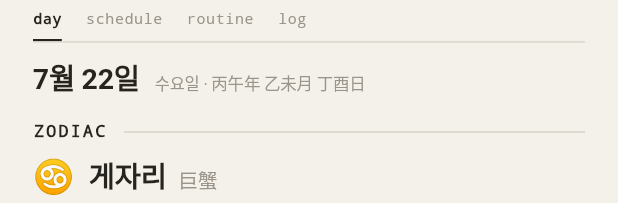
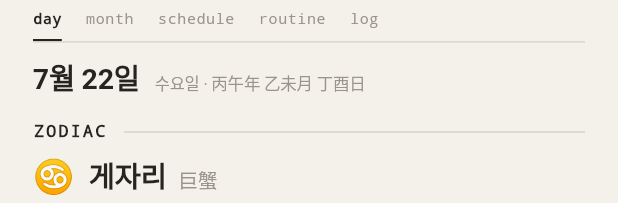
Before and after one commit to miziixx/jigoom, a Flutter app: the TimeHub widget shown alone on an empty page, opened directly, on a phone screen of 412 x 824 dp. Shown: the top 203 px of the screen. Run offline on Flutter 3.47's test engine with Material 3 defaults, Android fonts, the phone set to English and light mode, and no system bars; our stand-ins replace drift, drift_flutter, file_picker, flutter_colorpicker, flutter_local_notifications, flutter_riverpod and 6 more; missing offline and left inert: dart:html, google_mlkit_text_recognition, home_widget, receive_sharing_intent, shelf_router; accounts and stored records are empty; generated files the repository leaves out were written again.

Commit message:
feat(jigeum): 달력 뷰(음력·24절기·일정) + 천문 역법 almanac
- core/almanac.dart: 태양황경(Meeus)로 24절기, 삭(신월)+중기 무배치 규칙으로 음력 변환
  (정삭정기, KST 기준). 사주 월지·입춘 경계도 태양황경으로 정밀화.
- constants: _monthBranch/년주 입춘을 almanac에 위임(만세력 절입 정확도 향상)
- schedule_repository.watchForRange + schedulesInRangeProvider (달력 점 표시)
- features/schedule/calendar_view.dart: 월 그리드(음력·절기·일정 점) + 선택일 상세
  (음력·일진·별자리·절기·그날 일정). time 허브에 month 하위탭 추가

Co-Authored-By: Claude Opus 4.8 <noreply@anthropic.com>
Claude-Session: https://claude.ai/code/session_01NxK7vut4Em9KdbB5SB8P2d

```diff
--- /dev/null
+++ b/jigeum/lib/core/almanac.dart
@@ -0,0 +1,278 @@
+import 'dart:math' as math;
+
+/// 천문 역법 — 24절기(태양황경)·음력(삭·중기 정삭정기)·사주 절입.
+///
+/// 시각 기준: 한국 표준시(KST, UTC+9) 자정. 태양황경은 Meeus 저정밀 공식,
+/// 삭(신월)은 Meeus 49장 공식. ΔT(~70초)는 무시 — 날짜 해상도엔 충분.
+/// 절기·음력 모두 만세력(한국)과 대개 일치하나, 자정 근처 극히 드문 경계일은
+/// 하루 차이가 날 수 있음.
+
+const double _deg = math.pi / 180.0;
+const double _kst = 9.0 / 24.0;
+
+double _rad(double d) => d * _deg;
+
+/// 그레고리력 → 율리우스일수(JDN, 정오 기준 정수).
+int _gregToJDN(int y, int m, int d) {
+  final a = (14 - m) ~/ 12;
+  final yy = y + 4800 - a;
+  final mm = m + 12 * a - 3;
+  return d +
+      ((153 * mm + 2) ~/ 5) +
+      365 * yy +
+      (yy ~/ 4) -
+      (yy ~/ 100) +
+      (yy ~/ 400) -
+      32045;
+}
+
+/// KST 자정(JDN 날짜의)의 JD(UT).
+double _kstMidnightJD(int dayNum) => dayNum - 0.5 - _kst;
+
+/// 태양 겉보기 황경(도, 0~360). Meeus 저정밀.
+double _sunLongitude(double jd) {
+  final t = (jd - 2451545.0) / 36525.0;
+  final l0 = 280.46646 + 36000.76983 * t + 0.0003032 * t * t;
+  final m = 357.52911 + 35999.05029 * t - 0.0001537 * t * t;
+  final c = (1.914602 - 0.004817 * t - 0.000014 * t * t) * math.sin(_rad(m)) +
+      (0.019993 - 0.000101 * t) * math.sin(_rad(2 * m)) +
+      0.000289 * math.sin(_rad(3 * m));
+  final trueLong = l0 + c;
+  final omega = 125.04 - 1934.136 * t;
+  var lambda = trueLong - 0.00569 - 0.00478 * math.sin(_rad(omega));
+  lambda %= 360.0;
+  if (lambda < 0) lambda += 360.0;
+  return lambda;
+}
+
+// ------------------------------------------------------------------ 24절기
+// 인덱스 = 황경/15. 0°=춘분 … 345°=경칩.
+const solarTermNames = [
+  '춘분', '청명', '곡우', '입하', '소만', '망종',
+  '하지', '소서', '대서', '입추', '처서', '백로',
+  '추분', '한로', '상강', '입동', '소설', '대설',
+  '동지', '소한', '대한', '입춘', '우수', '경칩',
+];
+
+/// dayNum(KST 하루) 안에서 태양황경이 15°의 배수를 지나면 그 절기 index, 없으면 null.
+int? _termIndexOnDayNum(int dayNum) {
+  final l0 = _sunLongitude(_kstMidnightJD(dayNum));
+  var l1 = _sunLongitude(_kstMidnightJD(dayNum + 1));
+  var a = l0;
+  var b = l1;
+  if (b < a) b += 360.0; // 360° 넘어가는 경계
+  final firstK = (a / 15.0).floor() + 1;
+  final kd = firstK * 15.0;
+  if (kd > a && kd <= b) return ((firstK % 24) + 24) % 24;
+  return null;
+}
+
+/// 그 날짜의 절기 index(0~23) 또는 null.
+int? solarTermIndexOn(DateTime d) =>
+    _termIndexOnDayNum(_gregToJDN(d.year, d.month, d.day));
+
+/// 그 날짜의 절기 이름 또는 null. 예: "하지".
+String? solarTermName(DateTime d) {
+  final i = solarTermIndexOn(d);
+  return i == null ? null : solarTermNames[i];
+}
+
+// -------------------------------------------------------------- 사주 절입
+/// 절기 기준 월지(月支) index(자=0). 寅월은 입춘(315°)부터.
+int sajuMonthBranch(DateTime d) {
+  final lam =
+      _sunLongitude(_kstMidnightJD(_gregToJDN(d.year, d.month, d.day)));
+  final m = ((lam - 315.0) % 360.0) / 30.0; // 0=寅 … 11=丑
+  return (2 + m.floor()) % 12;
+}
+
+/// 입춘(315°) 이전인가 — 년주(年柱) 경계.
+bool beforeIpchun(DateTime d) {
+  if (d.month > 2) return false;
+  final lam =
+      _sunLongitude(_kstMidnightJD(_gregToJDN(d.year, d.month, d.day)));
+  return lam < 315.0;
+}
+
+// ------------------------------------------------------------------- 음력(삭)
+/// k번째 삭(신월)의 JDE(역학시). Meeus 49장.
+double _newMoonJDE(int k) {
+  final t = k / 1236.85;
+  final t2 = t * t, t3 = t2 * t, t4 = t3 * t;
+  var jde = 2451550.09766 +
+      29.530588861 * k +
+      0.00015437 * t2 -
+      0.000000150 * t3 +
+      0.00000000073 * t4;
+  final e = 1 - 0.002516 * t - 0.0000074 * t2;
+  final m = _rad((2.5534 + 29.1053567 * k - 0.0000014 * t2 - 0.00000011 * t3) %
+      360.0);
+  final mp = _rad((201.5643 +
+          385.81693528 * k +
+          0.0107582 * t2 +
+          0.00001238 * t3 -
+          0.000000058 * t4) %
+      360.0);
+  final f = _rad((160.7108 +
+          390.67050284 * k -
+          0.0016118 * t2 -
+          0.00000227 * t3 +
+          0.000000011 * t4) %
+      360.0);
+  final om =
+      _rad((124.7746 - 1.56375588 * k + 0.0020672 * t2 + 0.00000215 * t3) %
+          360.0);
+  jde += -0.40720 * math.sin(mp) +
+      0.17241 * e * math.sin(m) +
+      0.01608 * math.sin(2 * mp) +
+      0.01039 * math.sin(2 * f) +
+      0.00739 * e * math.sin(mp - m) +
+      -0.00514 * e * math.sin(mp + m) +
+      0.00208 * e * e * math.sin(2 * m) +
+      -0.00111 * math.sin(mp - 2 * f) +
+      -0.00057 * math.sin(mp + 2 * f) +
+      0.00056 * e * math.sin(2 * mp + m) +
+      -0.00042 * math.sin(3 * mp) +
+      0.00042 * e * math.sin(m + 2 * f) +
+      0.00038 * e * math.sin(m - 2 * f) +
+      -0.00024 * e * math.sin(2 * mp - m) +
+      -0.00017 * math.sin(om) +
+      -0.00007 * math.sin(mp + 2 * m) +
+      0.00004 * math.sin(2 * mp - 2 * f) +
+      0.00004 * math.sin(3 * m) +
+      0.00003 * math.sin(mp + m - 2 * f) +
+      0.00003 * math.sin(2 * mp + 2 * f) +
+      -0.00003 * math.sin(mp + m + 2 * f) +
+      0.00003 * math.sin(mp - m + 2 * f) +
+      -0.00002 * math.sin(mp - m - 2 * f) +
+      -0.00002 * math.sin(3 * mp + m) +
+      0.00002 * math.sin(4 * mp);
+  final a1 = _rad((299.77 + 0.107408 * k - 0.009173 * t2) % 360.0);
+  final a2 = _rad((251.88 + 0.016321 * k) % 360.0);
+  final a3 = _rad((251.83 + 26.651886 * k) % 360.0);
+  final a4 = _rad((349.42 + 36.412478 * k) % 360.0);
+  final a5 = _rad((84.66 + 18.206239 * k) % 360.0);
+  final a6 = _rad((141.74 + 53.303771 * k) % 360.0);
+  final a7 = _rad((207.14 + 2.453732 * k) % 360.0);
+  final a8 = _rad((154.84 + 7.30686 * k) % 360.0);
+  final a9 = _rad((34.52 + 27.261239 * k) % 360.0);
+  final a10 = _rad((207.19 + 0.121824 * k) % 360.0);
+  final a11 = _rad((291.34 + 1.844379 * k) % 360.0);
+  final a12 = _rad((161.72 + 24.198154 * k) % 360.0);
+  final a13 = _rad((239.56 + 25.513099 * k) % 360.0);
+  final a14 = _rad((331.55 + 3.592518 * k) % 360.0);
+  jde += 0.000325 * math.sin(a1) +
+      0.000165 * math.sin(a2) +
+      0.000164 * math.sin(a3) +
+      0.000126 * math.sin(a4) +
+      0.000110 * math.sin(a5) +
+      0.000062 * math.sin(a6) +
+      0.000060 * math.sin(a7) +
+      0.000056 * math.sin(a8) +
+      0.000047 * math.sin(a9) +
+      0.000042 * math.sin(a10) +
+      0.000040 * math.sin(a11) +
+      0.000037 * math.sin(a12) +
+      0.000035 * math.sin(a13) +
+      0.000023 * math.sin(a14);
+  return jde;
+}
+
+/// 삭 JDE → KST civil day의 JDN.
+int _newMoonDayNum(int k) => (_newMoonJDE(k) + 0.5 + _kst).floor();
+
+/// dayNum 이하(포함)로 가장 가까운 삭의 lunation 번호 k.
+int _newMoonKOnOrBefore(int dayNum) {
+  var k = ((dayNum - 2451550) / 29.530588861).floor();
+  while (_newMoonDayNum(k) > dayNum) {
+    k--;
+  }
+  while (_newMoonDayNum(k + 1) <= dayNum) {
+    k++;
+  }
+  return k;
+}
+
+/// lunation k(삭~다음 삭) 안에 중기(中氣, 황경 30°의 배수)가 있는가.
+bool _hasZhongqi(int k) {
+  var a = _sunLongitude(_newMoonJDE(k));
+  var b = _sunLongitude(_newMoonJDE(k + 1));
+  if (b < a) b += 360.0;
+  final firstK = (a / 30.0).floor() + 1;
+  final kd = firstK * 30.0;
+  return kd > a && kd <= b;
+}
+
+/// 그 해 동지(冬至, 황경 270°)의 dayNum. 12월 20~24 스캔.
+int _winterSolsticeDayNum(int gYear) {
+  for (var d = 20; d <= 24; d++) {
+    if (_termIndexOnDayNum(_gregToJDN(gYear, 12, d)) == 18) {
+      return _gregToJDN(gYear, 12, d);
+    }
+  }
+  return _gregToJDN(gYear, 12, 22);
+}
+
+/// 음력 날짜.
+class Lunar {
+  const Lunar(this.year, this.month, this.day, this.leap);
+  final int year;
+  final int month;
+  final int day;
+  final bool leap; // 윤달
+}
+
+/// 그레고리 날짜 → 음력(정삭정기, 중기 무배치 윤달 규칙).
+Lunar lunarOf(DateTime g) {
+  final dayNum = _gregToJDN(g.year, g.month, g.day);
+  final k = _newMoonKOnOrBefore(dayNum);
+  final lday = dayNum - _newMoonDayNum(k) + 1;
+
+  // 월 번호 기준점: 동지를 품은 달 = 11월.
+  var sol = _winterSolsticeDayNum(g.year);
+  var anchorYear = g.year;
+  if (dayNum < sol) {
+    sol = _winterSolsticeDayNum(g.year - 1);
+    anchorYear = g.year - 1;
+  }
+  final k11 = _newMoonKOnOrBefore(sol);
+  final k11n = _newMoonKOnOrBefore(_winterSolsticeDayNum(anchorYear + 1));
+  final leapYear = (k11n - k11) == 13;
+
+  int? leapK;
+  if (leapYear) {
+    for (var kk = k11 + 1; kk < k11n; kk++) {
+      if (!_hasZhongqi(kk)) {
+        leapK = kk;
+        break;
+      }
+    }
+  }
+
+  var num = 11;
+  var isLeap = false;
+  for (var kk = k11 + 1; kk <= k; kk++) {
+    if (leapK != null && kk == leapK) {
+      isLeap = true; // 번호 유지, 윤달
+    } else {
+      num = num % 12 + 1;
+      isLeap = false;
+    }
+  }
+
+  final lunarYear = num >= 11 ? anchorYear : anchorYear + 1;
+  return Lunar(lunarYear, num, lday, isLeap);
+}
+
+/// 음력 라벨 — 예: "음력 6월 8일", 윤달이면 "음력 윤5월 3일".
+String lunarLabel(DateTime d) {
+  final l = lunarOf(d);
+  return '음력 ${l.leap ? '윤' : ''}${l.month}월 ${l.day}일';
+}
+
+/// 음력 짧은 라벨(달력 칸용) — 1일이면 "6월", 그 외 "8". 윤달은 "윤6월".
+String lunarShort(DateTime d) {
+  final l = lunarOf(d);
+  if (l.day == 1) return '${l.leap ? '윤' : ''}${l.month}월';
+  return '${l.day}';
+}
--- a/jigeum/lib/core/constants.dart
+++ b/jigeum/lib/core/constants.dart
@@ -1,4 +1,6 @@
 import 'package:flutter/material.dart';
+
+import 'almanac.dart';
 
 /// 간격 토큰 (4px 리듬 + 편집 레이아웃 상수). DESIGN_SYSTEM §2.
 class AppSpace {
@@ -120,21 +122,15 @@ String iljinLabel(DateTime d) => '${iljinHanja(d)}日';
 // 년주(年柱)는 입춘(~2/4) 이전이면 전년 간지. 월주(月柱)는 절기(節) 기준 +
 // 오호둔(五虎遁)으로 천간 산출. 절기일은 ±1일 오차가 있는 근사값.
 
-/// 60갑자 중 올해(년주) index. 입춘 이전은 전년.
+/// 60갑자 중 올해(년주) index. 입춘(315°) 이전은 전년.
 int _yearGanziIndex(DateTime d) {
   var y = d.year;
-  if (d.month == 1 || (d.month == 2 && d.day < 4)) y -= 1;
+  if (beforeIpchun(d)) y -= 1;
   return (((y - 4) % 60) + 60) % 60;
 }
 
-/// 절기(節) 기준 이 날짜가 속한 월지(月支) index (자=0). 근사 절기일 사용.
-int _monthBranch(DateTime d) {
-  // 각 달의 절(節) 시작 근사일: 소한·입춘·경칩…대설.
-  const cut = [6, 4, 6, 5, 6, 6, 7, 8, 8, 8, 7, 7];
-  final m = d.month - 1; // 0-based
-  // 절 이후면 이 달 시작 월지((m+1)%12), 이전이면 전 월지(m%12).
-  return d.day >= cut[m] ? (m + 1) % 12 : m % 12;
-}
+/// 절기(節) 기준 이 날짜가 속한 월지(月支) index (자=0). 태양황경 기준.
+int _monthBranch(DateTime d) => sajuMonthBranch(d);
 
 /// 년주 한자 — 예: "丙午".
 String yearGanziHanja(DateTime d) {
--- a/jigeum/lib/data/repos/schedule_repository.dart
+++ b/jigeum/lib/data/repos/schedule_repository.dart
@@ -19,6 +19,17 @@ class ScheduleRepository {
     final q = db.select(db.schedules)
       ..where((s) => s.date.equals(d))
       ..orderBy([(s) => OrderingTerm.asc(s.startMin)]);
+    return q.watch();
+  }
+
+  /// 기간(start~end, 포함) 일정 — 달력 점 표시용.
+  Stream<List<Schedule>> watchForRange(DateTime start, DateTime end) {
+    final s = dateOnly(start);
+    final e = dateOnly(end);
+    final q = db.select(db.schedules)
+      ..where((x) =>
+          x.date.isBiggerOrEqualValue(s) & x.date.isSmallerOrEqualValue(e))
+      ..orderBy([(x) => OrderingTerm.asc(x.date)]);
     return q.watch();
   }
 
--- /dev/null
+++ b/jigeum/lib/features/schedule/calendar_view.dart
@@ -0,0 +1,283 @@
+import 'package:flutter/material.dart';
+import 'package:flutter_riverpod/flutter_riverpod.dart';
+import 'package:intl/intl.dart';
+
+import '../../core/almanac.dart';
+import '../../core/constants.dart';
+import '../../core/journal.dart';
+import '../../core/theme.dart';
+import '../../providers.dart';
+import 'schedule_edit_sheet.dart';
+
+/// 달력 뷰 — 월 그리드에 음력·24절기·일정 점, 아래에 선택일 상세(음력·일진·별자리·절기·일정).
+class CalendarView extends ConsumerStatefulWidget {
+  const CalendarView({super.key});
+
+  @override
+  ConsumerState<CalendarView> createState() => _CalendarViewState();
+}
+
+class _CalendarViewState extends ConsumerState<CalendarView> {
+  late DateTime _month; // 보이는 달의 1일
+  late DateTime _selected; // 선택된 날짜
+
+  @override
+  void initState() {
+    super.initState();
+    final now = todayDate();
+    _month = DateTime(now.year, now.month, 1);
+    _selected = now;
+  }
+
+  void _shiftMonth(int delta) {
+    setState(() => _month = DateTime(_month.year, _month.month + delta, 1));
+  }
+
+  @override
+  Widget build(BuildContext context) {
+    final tk = t(context);
+    final today = todayDate();
+
+    // 그리드 시작 = 이달 1일이 속한 주의 일요일.
+    final firstWeekday = _month.weekday % 7; // 일=0 … 토=6
+    final gridStart = _month.subtract(Duration(days: firstWeekday));
+    final gridEnd = gridStart.add(const Duration(days: 41));
+
+    final ranged = ref
+            .watch(schedulesInRangeProvider((start: gridStart, end: gridEnd)))
+            .valueOrNull ??
+        const [];
+    final counts = <DateTime, int>{};
+    for (final s in ranged) {
+      final d = dateOnly(s.date);
+      counts[d] = (counts[d] ?? 0) + 1;
+    }
+
+    return Container(
+      color: tk.paper,
+      child: ListView(
+        padding: const EdgeInsets.only(bottom: 24),
+        children: [
+          _monthHeader(tk, today),
+          _weekdayRow(tk),
+          Container(
+            margin: const EdgeInsets.fromLTRB(kGutter, 4, kGutter, 0),
+            height: 1,
+            color: tk.line,
+          ),
+          for (var w = 0; w < 6; w++)
+            _weekRow(tk, gridStart, w, today, counts),
+          _selectedDetail(tk),
+        ],
+      ),
+    );
+  }
+
+  Widget _monthHeader(AppTokens tk, DateTime today) {
+    return Padding(
+      padding: const EdgeInsets.fromLTRB(kGutter, 10, kGutter, 4),
+      child: Row(
+        children: [
+          GestureDetector(
+            onTap: () => _shiftMonth(-1),
+            behavior: HitTestBehavior.opaque,
+            child: Padding(
+              padding: const EdgeInsets.only(right: 12, top: 4, bottom: 4),
+              child: Text('‹', style: AppText.glyph(tk.inkSoft, size: 20)),
+            ),
+          ),
+          Expanded(
+            child: GestureDetector(
+              onTap: () => setState(() {
+                _month = DateTime(today.year, today.month, 1);
+                _selected = today;
+              }),
+              behavior: HitTestBehavior.opaque,
+              child: Column(
+                children: [
+                  Text('${_month.year}년 ${_month.month}월',
+                      textAlign: TextAlign.center,
+                      style: AppText.hTitle(tk.ink)),
+                  const SizedBox(height: 2),
+                  Text('${yearLabel(_month)} ${monthLabel(_month)}',
+                      textAlign: TextAlign.center,
+                      style: AppText.metaSans(tk.inkSoft, size: 10)),
+                ],
+              ),
+            ),
+          ),
+          GestureDetector(
+            onTap: () => _shiftMonth(1),
+            behavior: HitTestBehavior.opaque,
+            child: Padding(
+              padding: const EdgeInsets.only(left: 12, top: 4, bottom: 4),
+              child: Text('›', style: AppText.glyph(tk.inkSoft, size: 20)),
+            ),
+          ),
+        ],
+      ),
+    );
+  }
+
+  Widget _weekdayRow(AppTokens tk) {
+    const labels = ['일', '월', '화', '수', '목', '금', '토'];
+    return Padding(
+      padding: const EdgeInsets.fromLTRB(kGutter, 6, kGutter, 0),
+      child: Row(
+        children: [
+          for (var i = 0; i < 7; i++)
+            Expanded(
+              child: Text(labels[i],
+                  textAlign: TextAlign.center,
+                  style: AppText.meta(i == 0 ? tk.mark : tk.inkSoft, size: 11)),
+            ),
+        ],
+      ),
+    );
+  }
+
+  Widget _weekRow(AppTokens tk, DateTime gridStart, int week, DateTime today,
+      Map<DateTime, int> counts) {
+    return Padding(
+      padding: const EdgeInsets.symmetric(horizontal: kGutter),
+      child: Row(
+        crossAxisAlignment: CrossAxisAlignment.start,
+        children: [
+          for (var i = 0; i < 7; i++)
+            Expanded(child: _cell(tk, gridStart.add(Duration(days: week * 7 + i)),
+                today, counts)),
+        ],
+      ),
+    );
+  }
+
+  Widget _cell(
+      AppTokens tk, DateTime day, DateTime today, Map<DateTime, int> counts) {
+    final inMonth = day.month == _month.month;
+    final isToday = day == today;
+    final isSel = day == _selected;
+    final term = solarTermName(day);
+    final hasSched = (counts[day] ?? 0) > 0;
+    final sunday = day.weekday % 7 == 0;
+
+    final numColor = !inMonth
+        ? tk.inkSoft.withValues(alpha: 0.4)
+        : (sunday ? tk.mark : tk.ink);
+    final subColor = !inMonth ? tk.inkSoft.withValues(alpha: 0.4) : tk.inkSoft;
+
+    return GestureDetector(
+      onTap: () => setState(() => _selected = day),
+      behavior: HitTestBehavior.opaque,
+      child: Container(
+        height: 54,
+        margin: const EdgeInsets.all(1),
+        decoration: BoxDecoration(
+          border: Border.all(
+            color: isSel ? tk.ink : Colors.transparent,
+            width: 1.2,
+          ),
+          color: isToday ? tk.ink.withValues(alpha: 0.06) : null,
+        ),
+        padding: const EdgeInsets.only(top: 4),
+        child: Column(
+          children: [
+            Text('${day.day}',
+                style: AppText.meta(numColor, size: 12).copyWith(
+                    fontWeight: isToday ? FontWeight.w700 : FontWeight.w400)),
+            const SizedBox(height: 2),
+            Text(
+              term ?? lunarShort(day),
+              maxLines: 1,
+              overflow: TextOverflow.clip,
+              style: AppText.metaSans(term != null ? tk.mark : subColor,
+                  size: 8),
+            ),
+            const SizedBox(height: 2),
+            Container(
+              width: 4,
+              height: 4,
+              decoration: BoxDecoration(
+                shape: BoxShape.circle,
+                color: hasSched ? tk.ink : Colors.transparent,
+              ),
+            ),
+          ],
+        ),
+      ),
+    );
+  }
+
+  Widget _selectedDetail(AppTokens tk) {
+    final d = _selected;
+    final items = ref.watch(schedulesForDateProvider(d)).valueOrNull ?? const [];
+    final term = solarTermName(d);
+
+    return Column(
+      crossAxisAlignment: CrossAxisAlignment.start,
+      children: [
+        Container(
+          margin: const EdgeInsets.fromLTRB(kGutter, 16, kGutter, 0),
+          height: 1,
+          color: tk.ink,
+        ),
+        Padding(
+          padding: const EdgeInsets.fromLTRB(kGutter, 12, kGutter, 0),
+          child: Row(
+            crossAxisAlignment: CrossAxisAlignment.baseline,
+            textBaseline: TextBaseline.alphabetic,
+            children: [
+              Text(DateFormat('M월 d일 (E)', 'ko').format(d),
+                  style: AppText.hTitle(tk.ink)),
+              const Spacer(),
+              GestureDetector(
+                onTap: () => showScheduleEditSheet(context, date: d),
+                behavior: HitTestBehavior.opaque,
+                child: Padding(
+                  padding: const EdgeInsets.only(left: 8, top: 4, bottom: 4),
+                  child: Text('+ 일정', style: AppText.meta(tk.ink, size: 12)),
+                ),
+              ),
+            ],
+          ),
+        ),
+        Padding(
+          padding: const EdgeInsets.fromLTRB(kGutter, 4, kGutter, 0),
+          child: Text(
+              '${lunarLabel(d)} · ${iljinLabel(d)} · ${byeoljariLabel(d)}',
+              style: AppText.metaSans(tk.inkSoft)),
+        ),
+        if (term != null)
+          Padding(
+            padding: const EdgeInsets.fromLTRB(kGutter, 2, kGutter, 0),
+            child: Text('절기 · $term', style: AppText.meta(tk.mark)),
+          ),
+        SectionLabel('SCHEDULE', count: items.length),
+        if (items.isEmpty)
+          emptyNote(context, '이 날 일정이 없어요')
+        else
+          for (final s in items)
+            InkWell(
+              onTap: () =>
+                  showScheduleEditSheet(context, existing: s),
+              child: Padding(
+                padding: const EdgeInsets.fromLTRB(kGutter, 6, kGutter, 0),
+                child: Row(
+                  children: [
+                    SizedBox(
+                        width: 44,
+                        child: Text(minToShort(s.startMin),
+                            style: AppText.meta(tk.inkSoft))),
+                    const SizedBox(width: 8),
+                    Expanded(
+                        child: Text(s.title,
+                            maxLines: 1,
+                            overflow: TextOverflow.ellipsis,
+                            style: AppText.body(tk.ink))),
+                  ],
+                ),
+              ),
+            ),
+      ],
+    );
+  }
+}
--- a/jigeum/lib/features/schedule/time_hub.dart
+++ b/jigeum/lib/features/schedule/time_hub.dart
@@ -8,6 +8,7 @@ import '../../data/repos/time_track_repository.dart';
 import '../../providers.dart';
 import '../capture/prompt_bar.dart';
 import '../timetrack/time_track_screen.dart';
+import 'calendar_view.dart';
 import 'routine_screen.dart';
 import 'schedule_view.dart';
 import 'time_dashboard.dart';
@@ -21,7 +22,7 @@ class TimeHub extends ConsumerStatefulWidget {
 }
 
 class _TimeHubState extends ConsumerState<TimeHub> {
-  int _sub = 0; // 0 대시보드 · 1 일정 · 2 루틴 · 3 기록
+  int _sub = 0; // 0 대시보드 · 1 달력 · 2 일정 · 3 루틴 · 4 기록
   final _scheduleKey = GlobalKey<ScheduleViewState>();
 
   @override
@@ -40,14 +41,15 @@ class _TimeHubState extends ConsumerState<TimeHub> {
             index: _sub,
             children: [
               const TimeDashboard(),
+              const CalendarView(),
               ScheduleView(key: _scheduleKey),
               const RoutineBody(),
               const TimeTrackBody(),
             ],
           ),
         ),
-        // 일정(1)·기록(3) 하위엔 하단 담기 바.
-        if (_sub == 1)
+        // 일정(2)·기록(4) 하위엔 하단 담기 바.
+        if (_sub == 2)
           PromptBar(
             hint: '일정 담기_',
             onSubmit: (text) async {
@@ -62,7 +64,7 @@ class _TimeHubState extends ConsumerState<TimeHub> {
                   );
             },
           )
-        else if (_sub == 3)
+        else if (_sub == 4)
           PromptBar(
             hint: '지금 기록_',
             onSubmit: (text) async {
@@ -108,9 +110,10 @@ class _TimeHubState extends ConsumerState<TimeHub> {
               child: Row(
                 children: [
                   tab(0, 'day'),
-                  tab(1, 'schedule'),
-                  tab(2, 'routine'),
-                  tab(3, 'log'),
+                  tab(1, 'month'),
+                  tab(2, 'schedule'),
+                  tab(3, 'routine'),
+                  tab(4, 'log'),
                 ],
               ),
             ),
@@ -130,21 +133,21 @@ class _TimeHubState extends ConsumerState<TimeHub> {
   }
 
   String? get _actionLabel => switch (_sub) {
-        1 => '+ 일정',
-        2 => '+ 루틴',
-        3 => '지금 기록',
+        2 => '+ 일정',
+        3 => '+ 루틴',
+        4 => '지금 기록',
         _ => null,
       };
 
   void _action() {
     switch (_sub) {
-      case 1:
+      case 2:
         _scheduleKey.currentState?.addSchedule();
         break;
-      case 2:
+      case 3:
         showRoutineEditSheet(context);
         break;
-      case 3:
+      case 4:
         showTimeTrackInput(context, ref,
             date: DateTime.now(), block: TimeTrackRepository.blockOfNow());
         break;
--- a/jigeum/lib/providers.dart
+++ b/jigeum/lib/providers.dart
@@ -89,6 +89,12 @@ final routinesProvider = StreamProvider<List<Routine>>((ref) {
   return ref.watch(scheduleRepoProvider).watchRoutines();
 });
 
+/// 기간 일정 (달력 점 표시)
+final schedulesInRangeProvider = StreamProvider.family<List<Schedule>,
+    ({DateTime start, DateTime end})>((ref, r) {
+  return ref.watch(scheduleRepoProvider).watchForRange(r.start, r.end);
+});
+
 /// 타임트래커
 final timeTrackRepoProvider = Provider<TimeTrackRepository>((ref) {
   return TimeTrackRepository(ref.watch(dbProvider));
```
